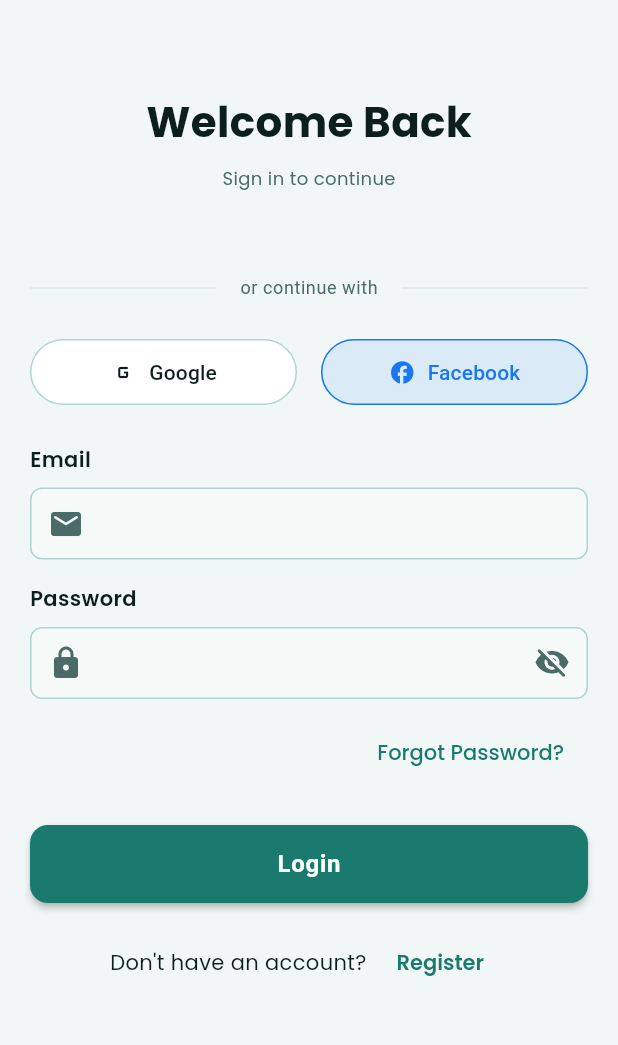
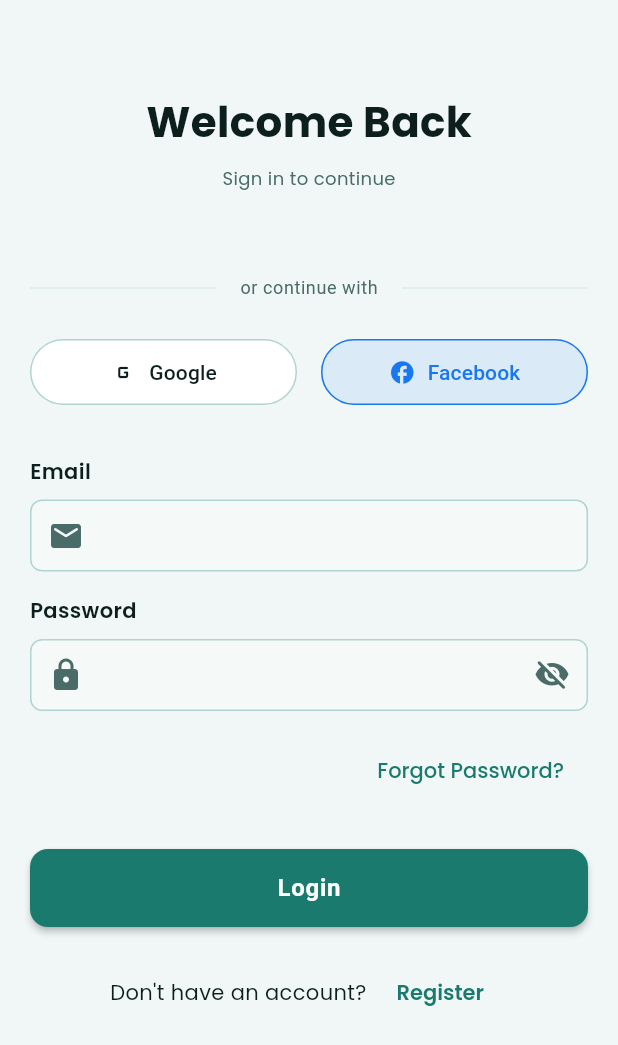
Before and after one commit to Vidushi-Infotech/kharchasplit_revamp, a Flutter app: the screen it shows after launch, after a tap on "Skip Tour", on a phone screen of 412 x 824 dp. Shown: the top 1045 px of the screen. Run offline on Flutter 3.47's test engine with Material 3 defaults, Android fonts, the phone set to English and light mode, and no system bars; our stand-ins replace flutter_riverpod, go_router, google_fonts, image_picker, shared_preferences.

Commit message:
Improve spacing and gaps in auth screens
- Increase spacing between social buttons and form fields from 24px to 32px
- Increase spacing between password field and forgot password link from 12px to 16px
- Increase spacing before forgot password link from 24px to 28px (login screen)
- Increase spacing between login button and register link from 16px to 20px
- Increase spacing between register button and login link from 16px to 20px

Better visual hierarchy and breathing room between form sections.

Co-Authored-By: Claude Haiku 4.5 <noreply@anthropic.com>

```diff
--- a/lib/modules/auth/screens/login_screen.dart
+++ b/lib/modules/auth/screens/login_screen.dart
@@ -114,7 +114,7 @@ class _LoginScreenState extends ConsumerState<LoginScreen> {
           onFacebookPressed: () {},
           isLoading: authState.state == AuthState.loading,
         ),
-        const SizedBox(height: 24),
+        const SizedBox(height: 32),
         AppTextField(
           label: 'Email',
           controller: _emailController,
@@ -132,7 +132,7 @@ class _LoginScreenState extends ConsumerState<LoginScreen> {
             setState(() => _obscurePassword = !_obscurePassword);
           },
         ),
-        const SizedBox(height: 12),
+        const SizedBox(height: 16),
         Align(
           alignment: Alignment.centerRight,
           child: TextButton(
@@ -145,7 +145,7 @@ class _LoginScreenState extends ConsumerState<LoginScreen> {
             ),
           ),
         ),
-        const SizedBox(height: 24),
+        const SizedBox(height: 28),
         SizedBox(
           width: double.infinity,
           child: PrimaryButton(
@@ -154,7 +154,7 @@ class _LoginScreenState extends ConsumerState<LoginScreen> {
             isLoading: authState.state == AuthState.loading,
           ),
         ),
-        const SizedBox(height: 16),
+        const SizedBox(height: 20),
         Center(
           child: Row(
             mainAxisAlignment: MainAxisAlignment.center,
--- a/lib/modules/auth/screens/register_screen.dart
+++ b/lib/modules/auth/screens/register_screen.dart
@@ -182,7 +182,7 @@ class _RegisterScreenState extends ConsumerState<RegisterScreen> {
             onFacebookPressed: () {},
             isLoading: authState.state == AuthState.loading,
           ),
-          const SizedBox(height: 24),
+          const SizedBox(height: 32),
 
           // Full Name
           AppTextField(
@@ -290,7 +290,7 @@ class _RegisterScreenState extends ConsumerState<RegisterScreen> {
               isLoading: authState.state == AuthState.loading,
             ),
           ),
-          const SizedBox(height: 16),
+          const SizedBox(height: 20),
 
           // Login link
           Center(
```
